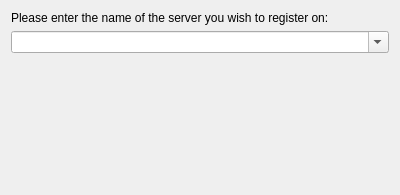
First picture: the form in src/plugins/azoth/plugins/xoox/inbandaccountregfirstpage.ui, repository 0xd34df00d/leechcraft, before the edit.
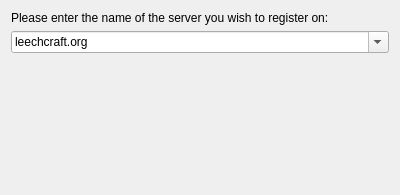
Second picture: the form after the edit.

Commit message: Azoth Xoox: suggest registering on leechcraft.org server.

The edit to the form file:
```diff
--- a/src/plugins/azoth/plugins/xoox/inbandaccountregfirstpage.ui
+++ b/src/plugins/azoth/plugins/xoox/inbandaccountregfirstpage.ui
@@ -33,7 +33,7 @@
        </property>
        <item>
         <property name="text">
-         <string/>
+         <string>leechcraft.org</string>
         </property>
        </item>
        <item>
```
